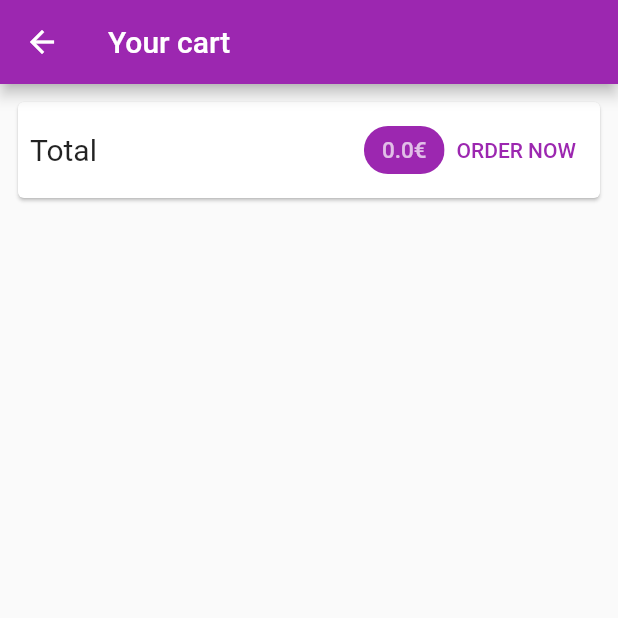
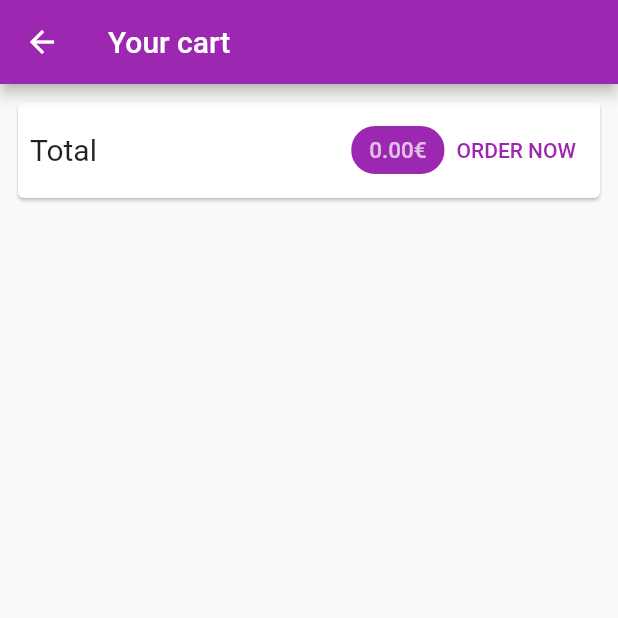
Before and after one commit to ajnart/flutter, a Flutter app: the CartScreen screen opened by its route, on a phone screen of 412 x 824 dp, the top half of it. Run offline on Flutter 3.47's test engine with Material 2 defaults, Android fonts, the phone set to English and light mode, and no system bars; our stand-ins replace flutter_svg, google_fonts, material_design_icons_flutter, pinput, smooth_page_indicator, table_calendar; missing offline and left inert: dart:html, dart:js; network calls fail.

Commit message:
Update style

```diff
--- a/shop/lib/screens/cart_screen.dart
+++ b/shop/lib/screens/cart_screen.dart
@@ -29,7 +29,7 @@ class CartScreen extends StatelessWidget {
                   Chip(
                     backgroundColor: Theme.of(context).primaryColor,
                     label: Consumer<Cart>(
-                      builder: (_, e, widget) => Text('${e.getTotal}€',
+                      builder: (_, e, widget) => Text('${e.getTotal.toStringAsFixed(2)}€',
                           style: TextStyle(color: Theme.of(context).primaryTextTheme.headline1!.color, fontSize: 15)),
                     ),
                   ),
```
